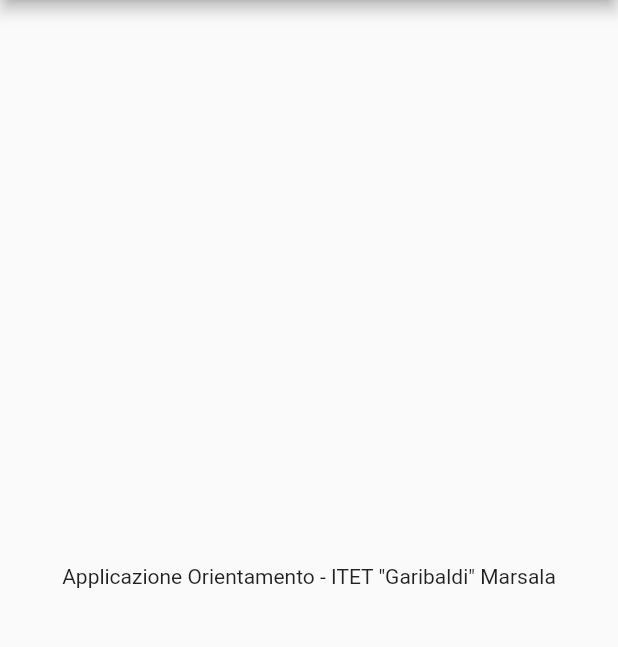
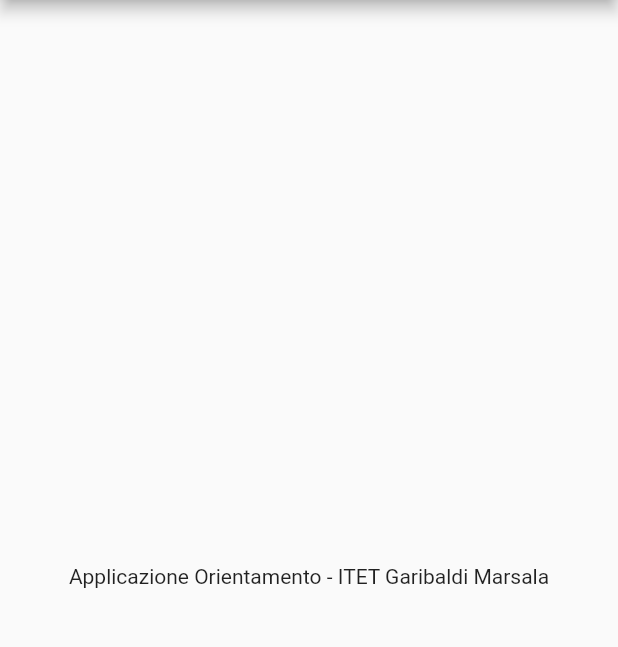
Before and after one commit to enryls/modulomobiledev-ponprogrammazionecreativa-itet, a Flutter app: the screen it shows after launch, on a phone screen of 412 x 824 dp, the part 84-731 px from its top. Run offline on Flutter 3.47's test engine with Material 2 defaults, Android fonts, the phone set to English and light mode, and no system bars.

Commit message:
Annullamento Modifiche

```diff
--- a/itet_orienta/lib/main.dart
+++ b/itet_orienta/lib/main.dart
@@ -12,7 +12,7 @@ class MyApp extends StatelessWidget {
           title: const Text('ITET Orienta'),
         ),
         body: const Center(
-          child: const Text('Applicazione Orientamento - ITET "Garibaldi" Marsala'),
+          child: const Text('Applicazione Orientamento - ITET Garibaldi Marsala'),
         ),
       ),
     );
```
Also changed, not shown: itet_orienta/pubspec.lock.
